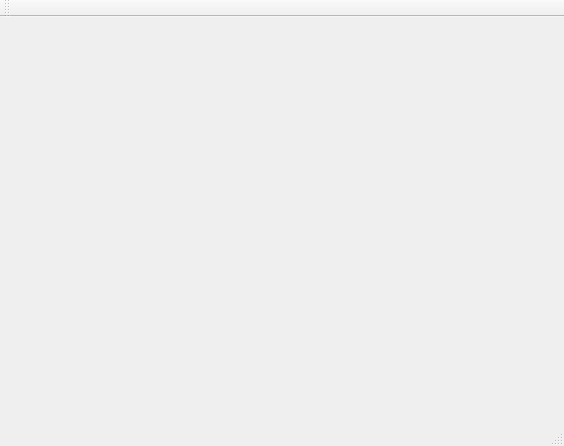
First picture: the form in soft/zebra-tester/mainwindow.ui, repository Quenii/ADCEVM, before the edit.
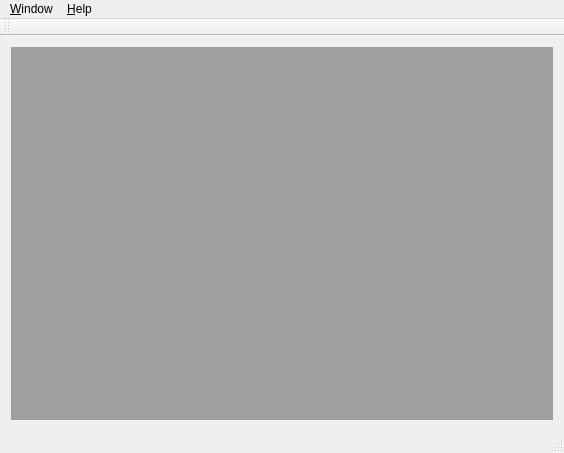
Second picture: the form after the edit.

```diff
--- a/soft/zebra-tester/mainwindow.ui
+++ b/soft/zebra-tester/mainwindow.ui
@@ -7,13 +7,19 @@
     <x>0</x>
     <y>0</y>
     <width>564</width>
-    <height>446</height>
+    <height>453</height>
    </rect>
   </property>
   <property name="windowTitle">
    <string>zebra-tester - A DAC tester utility</string>
   </property>
-  <widget class="QWidget" name="centralWidget"/>
+  <widget class="QWidget" name="centralWidget">
+   <layout class="QGridLayout" name="gridLayout">
+    <item row="0" column="0">
+     <widget class="QMdiArea" name="mdiArea"/>
+    </item>
+   </layout>
+  </widget>
   <widget class="QMenuBar" name="menuBar">
    <property name="geometry">
     <rect>
@@ -23,8 +29,24 @@
      <height>20</height>
     </rect>
    </property>
+   <widget class="QMenu" name="menuWindow">
+    <property name="title">
+     <string>&amp;Window</string>
+    </property>
+   </widget>
+   <widget class="QMenu" name="menuHelp">
+    <property name="title">
+     <string>&amp;Help</string>
+    </property>
+   </widget>
+   <addaction name="menuWindow"/>
+   <addaction name="menuHelp"/>
   </widget>
-  <widget class="QToolBar" name="mainToolBar">
+  <widget class="QStatusBar" name="statusBar"/>
+  <widget class="QToolBar" name="toolBar">
+   <property name="windowTitle">
+    <string>toolBar</string>
+   </property>
    <attribute name="toolBarArea">
     <enum>TopToolBarArea</enum>
    </attribute>
@@ -32,7 +54,6 @@
     <bool>false</bool>
    </attribute>
   </widget>
-  <widget class="QStatusBar" name="statusBar"/>
  </widget>
  <layoutdefault spacing="6" margin="11"/>
  <resources/>
```
